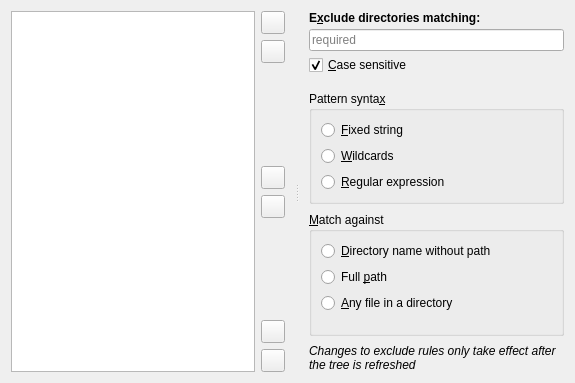
Qt form src/exclude-rules-config-page.ui (Lithopsian/qt6dirstat) before a commit.
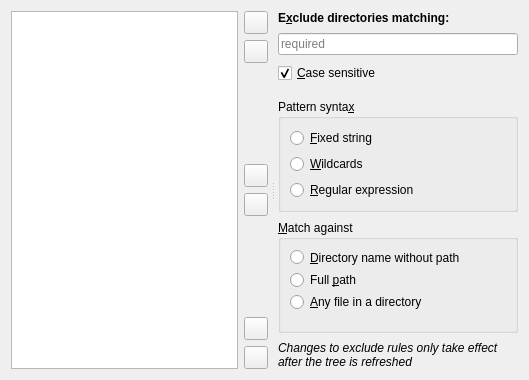
The same form after that commit. Icons and pictures are not drawn.

```diff
--- a/src/exclude-rules-config-page.ui
+++ b/src/exclude-rules-config-page.ui
@@ -2,6 +2,14 @@
 <ui version="4.0">
  <class>ExcludeRulesConfigPage</class>
  <widget class="QWidget" name="ExcludeRulesConfigPage">
+  <property name="geometry">
+   <rect>
+    <x>0</x>
+    <y>0</y>
+    <width>529</width>
+    <height>380</height>
+   </rect>
+  </property>
   <layout class="QHBoxLayout" name="horizontalLayout_2">
    <item>
     <widget class="QSplitter" name="splitter">
@@ -9,10 +17,7 @@
       <enum>Qt::Horizontal</enum>
      </property>
      <property name="handleWidth">
-      <number>24</number>
-     </property>
-     <property name="childrenCollapsible">
-      <bool>false</bool>
+      <number>10</number>
      </property>
      <widget class="QWidget" name="leftColumnWidget">
       <layout class="QHBoxLayout" name="horizontalLayout">
@@ -134,17 +139,11 @@
        </property>
        <item>
         <layout class="QVBoxLayout" name="verticalLayout_4">
-         <property name="spacing">
-          <number>4</number>
-         </property>
          <property name="bottomMargin">
           <number>8</number>
          </property>
          <item>
           <layout class="QVBoxLayout" name="verticalLayout_3">
-           <property name="spacing">
-            <number>4</number>
-           </property>
            <item>
             <widget class="QLabel" name="patternCaption">
              <property name="font">
```
Left out of the diff: 8 changed lines with no effect on the pictures.
